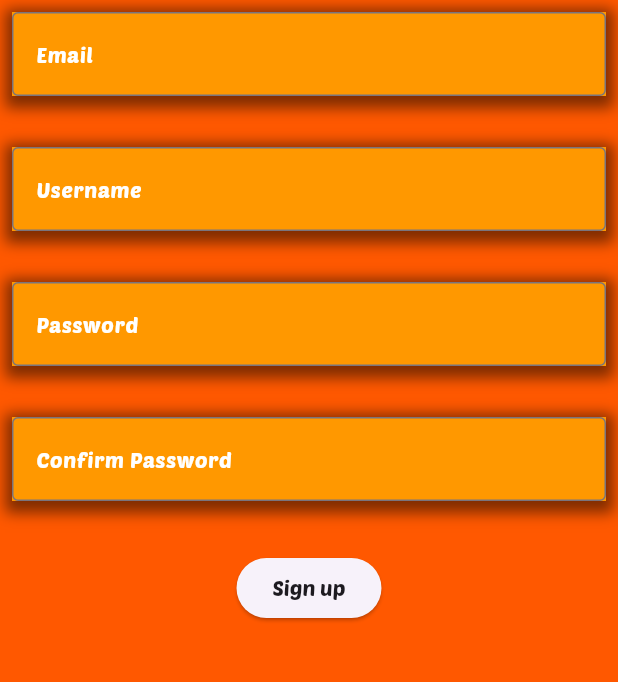
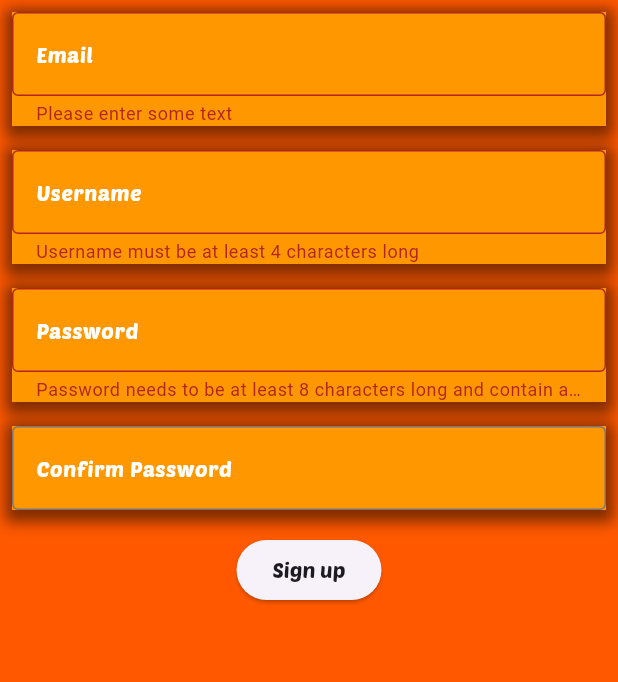
Before and after one commit to Mcfearless314/corsa-frontend, a Flutter app: the RegisterPageScreen screen opened directly, after a tap on "Sign up", on a phone screen of 412 x 824 dp, the part 84-766 px from its top. Run offline on Flutter 3.47's test engine with Material 3 defaults, Android fonts, the phone set to English and light mode, and no system bars; our stand-ins replace flutter_bloc, freezed_annotation, google_maps_flutter, location; network calls fail.

Commit message:
Updated events

```diff
--- a/lib/bloc/homepage_cubit.dart
+++ b/lib/bloc/homepage_cubit.dart
@@ -12,20 +12,18 @@ class HomepageCubit extends Cubit<HomepageState> {
 
   final BroadcastWsChannel channel;
 
-  TextEditingController usernameController = TextEditingController();
-  TextEditingController passwordController = TextEditingController();
 
   signUp() {
     emit(HomepageState.signUp());
   }
 
-  logIn() async {
+  logIn(String username, String password) async {
     emit(HomepageState.loading());
     final event = ClientEvent.clientWantsToLogIn(
-      username: usernameController.text,
-      password: passwordController.text,
+      username: username,
+      password: password,
     );
-    channel.sink.add(event.toJson());
+    channel.sink.add(jsonEncode(event.toJson()));
     final serverEventFuture = channel.stream
         .map((event) => ServerEvent.fromJson(jsonDecode(event)))
         .firstWhere((event) => event is ServerConfirmsLogin);
--- a/lib/bloc/register_cubit.dart
+++ b/lib/bloc/register_cubit.dart
@@ -1,3 +1,5 @@
+import 'dart:convert';
+
 import 'package:corsa/BroadcastWsChannel.dart';
 import 'package:corsa/bloc/register_state.dart';
 import 'package:flutter/material.dart';
@@ -6,73 +8,66 @@ import 'package:flutter_bloc/flutter_bloc.dart';
 import '../models/events.dart';
 
 class RegisterCubit extends Cubit<RegisterState> {
-  RegisterCubit(this.channel) : super(RegisterState.empty()) {
-  emailController.addListener(checkEmail);
-  usernameController.addListener(checkUsername);
-  passwordController.addListener(checkPassword);
-  confirmPasswordController.addListener(checkPasswordsMatch);
-}
+  RegisterCubit(this.channel) : super(RegisterState.empty()) {}
 
   final BroadcastWsChannel channel;
 
-  TextEditingController emailController = TextEditingController();
-  TextEditingController usernameController = TextEditingController();
-  TextEditingController passwordController = TextEditingController();
-  TextEditingController confirmPasswordController = TextEditingController();
-
-  checkEmail() {
-    if (emailController.text.contains('@')) {
+  checkEmail(String email) {
+    if (email.contains('@')) {
       emit(state.copyWith(isEmailValid: true));
     } else {
       emit(state.copyWith(isEmailValid: false));
     }
   }
 
-  checkUsername() {
-    if (usernameController.text.length > 3) {
+  checkUsername(String username) {
+    if (username.length > 3) {
       emit(state.copyWith(isUsernameValid: true));
     } else {
       emit(state.copyWith(isUsernameValid: false));
     }
   }
 
-  checkPassword() {
-    if (passwordController.text.length > 8 &&
-        passwordController.text.contains(RegExp(r'[0-9]')) &&
-        passwordController.text.contains(RegExp(r'[A-Z]'))) {
+  checkPassword(String password) {
+    if (password.length > 8 &&
+        password.contains(RegExp(r'[0-9]')) &&
+        password.contains(RegExp(r'[A-Z]'))) {
       emit(state.copyWith(isPasswordValid: true));
     } else {
       emit(state.copyWith(isPasswordValid: false));
     }
   }
 
-  checkPasswordsMatch() {
-    if (passwordController.text != confirmPasswordController.text) {
+  checkPasswordsMatch(String password, String confirmPassword) {
+    if (password != confirmPassword) {
       emit(state.copyWith(isConfirmPasswordValid: false));
     } else {
       emit(state.copyWith(isConfirmPasswordValid: true));
     }
   }
 
-  checkForm() {
-    checkEmail();
-    checkUsername();
-    checkPassword();
-    checkPasswordsMatch();
+  checkForm(
+      String email, String username, String password, String confirmPassword) {
+    checkEmail(email);
+    checkUsername(username);
+    checkPassword(password);
+    checkPasswordsMatch(password, confirmPassword);
   }
 
-  signUp() async {
-    if (state.isFormValid) {
+  signUp(String email, String username, String password) async {
     emit(state.copyWith(isSubmitting: true));
     final event = ClientEvent.clientWantsToRegister(
-        email: emailController.text,
-        username: usernameController.text,
-        password: passwordController.text,
+      Email: email,
+      Username: username,
+      Password: password,
     );
-      channel.sink.add(event.toJson());
+    channel.sink.add(jsonEncode(event.toJson()));
     final serverEventFuture = channel.stream
+    .map((event) => jsonDecode(event))
         .map((event) => ServerEvent.fromJson(event))
-          .firstWhere((event) => event is ServerConfirmsRegistration, orElse: () => throw Exception('Server did not confirm registration'));
+        .firstWhere((event) => event is ServerConfirmsRegistration,
+            orElse: () =>
+                throw Exception('Server did not confirm registration'));
     final serverEvent =
         await serverEventFuture.timeout(const Duration(seconds: 5));
     if (serverEvent is ServerConfirmsRegistration) {
@@ -82,13 +77,3 @@ class RegisterCubit extends Cubit<RegisterState> {
     }
   }
 }
-
-  @override
-  Future<void> close() {
-    emailController.dispose();
-    usernameController.dispose();
-    passwordController.dispose();
-    confirmPasswordController.dispose();
-    return super.close();
-  }
-}
--- a/lib/main.dart
+++ b/lib/main.dart
@@ -8,7 +8,7 @@ import 'BroadcastWsChannel.dart';
 
 
 void main() {
-  final wsUrl = Uri.parse('ws://10.0.2.2:8181');
+  final wsUrl = Uri.parse('ws://localhost:8181');
   final broadcastChannel = BroadcastWsChannel(wsUrl);
   runApp(Provider<BroadcastWsChannel>.value(value: broadcastChannel, child: const MyApp()));
 }
--- a/lib/models/events.dart
+++ b/lib/models/events.dart
@@ -17,14 +17,14 @@ sealed class ClientEvent with _$ClientEvent implements BaseEvent {
   }) = ClientWantsToAuthenticateWithJwt;
 
   factory ClientEvent.clientWantsToRegister({
-    required String username,
-    required String email,
-    required String password,
+    required String Username,
+    required String Email,
+    required String Password,
   }) = ClientWantsToRegister;
 
   factory ClientEvent.clientWantsToLogIn({
-    required String username,
-    required String password,
+    @JsonKey(name: 'Username') required String username,
+    @JsonKey(name: 'Password') required String password,
   }) = ClientWantsToLogIn;
 
   factory ClientEvent.clientWantsToDeleteARun({
@@ -101,13 +101,12 @@ sealed class ServerEvent with _$ServerEvent implements BaseEvent {
     required String runDeleted,
   }) = ServerConfirmsDeletionOfRun;
 
-  factory ServerEvent.serverSendsBackRunId({
-    required String runId
-  }) = ServerSendsBackRunId;
+  factory ServerEvent.serverSendsBackRunId({required String runId}) =
+      ServerSendsBackRunId;
 
   factory ServerEvent.serverConfirmsRegistration({
-    required String message,
-    required int userId,
+    @JsonKey(name: 'Message') required String message,
+    @JsonKey(name: 'UserId') required int userId,
   }) = ServerConfirmsRegistration;
 
   factory ServerEvent.serverSendsBackRunWithMap({
@@ -116,19 +115,17 @@ sealed class ServerEvent with _$ServerEvent implements BaseEvent {
   }) = ServerSendsBackRunWithMap;
 
   factory ServerEvent.serverConfirmsLogin({
-    required String message,
-    required Object token,
-    required int userId,
+    @JsonKey(name: 'Message') required String message,
+    @JsonKey(name: 'Token') required Object token,
+    @JsonKey(name: 'UserId') required int userId,
   }) = ServerConfirmsLogin;
 
   factory ServerEvent.serverDeniesLogin({
     required String message,
   }) = ServerDeniesLogin;
 
-  factory ServerEvent.serverSendsBackFullRunInfo({
-    required RunInfoWithMap runInfoWithMap
-  }) = ServerSendsBackFullRunInfo;
-
+  factory ServerEvent.serverSendsBackFullRunInfo(
+      {required RunInfoWithMap runInfoWithMap}) = ServerSendsBackFullRunInfo;
 
   factory ServerEvent.fromJson(Map<String, dynamic> json) =>
       _$ServerEventFromJson(json);
--- a/lib/ui/homepage_screen.dart
+++ b/lib/ui/homepage_screen.dart
@@ -7,8 +7,16 @@ import '../BroadcastWsChannel.dart';
 import '../bloc/homepage_cubit.dart';
 import '../bloc/homepage_state.dart';
 
-class HomePageScreen extends StatelessWidget {
+class HomePageScreen extends StatefulWidget {
   const HomePageScreen({super.key});
+
+  @override
+  State<HomePageScreen> createState() => _HomePageScreenState();
+}
+
+class _HomePageScreenState extends State<HomePageScreen> {
+  TextEditingController usernameController = TextEditingController();
+  TextEditingController passwordController = TextEditingController();
 
   @override
   Widget build(BuildContext context) {
@@ -60,7 +68,7 @@ class HomePageScreen extends StatelessWidget {
                         style: const TextStyle(
                             color: Colors.white, fontFamily: 'PoetsenOne'),
                         controller:
-                            context.read<HomepageCubit>().usernameController,
+                            usernameController,
                         decoration: const InputDecoration(
                           border: OutlineInputBorder(),
                           hintText: 'Username',
@@ -90,7 +98,7 @@ class HomePageScreen extends StatelessWidget {
                         style: const TextStyle(
                             color: Colors.white, fontFamily: 'PoetsenOne'),
                         controller:
-                            context.read<HomepageCubit>().passwordController,
+                            passwordController,
                         obscureText: true,
                         decoration: const InputDecoration(
                             border: OutlineInputBorder(),
@@ -108,7 +116,7 @@ class HomePageScreen extends StatelessWidget {
                       Padding(
                         padding: const EdgeInsets.all(8.0),
                         child: ElevatedButton(
-                          onPressed: () => context.read<HomepageCubit>().logIn(),
+                          onPressed: () => context.read<HomepageCubit>().logIn(usernameController.text, passwordController.text),
                           child: Text("Login",
                               style: Theme.of(context).textTheme.displaySmall),
                         ),
--- a/lib/ui/registerpage_screen.dart
+++ b/lib/ui/registerpage_screen.dart
@@ -6,8 +6,20 @@ import 'package:flutter_bloc/flutter_bloc.dart';
 import '../BroadcastWsChannel.dart';
 import '../bloc/register_state.dart';
 
-class RegisterPageScreen extends StatelessWidget {
+class RegisterPageScreen extends StatefulWidget {
   const RegisterPageScreen({super.key});
+
+  @override
+  State<RegisterPageScreen> createState() => _RegisterPageScreenState();
+}
+
+class _RegisterPageScreenState extends State<RegisterPageScreen> {
+  TextEditingController emailController = TextEditingController();
+  TextEditingController usernameController = TextEditingController();
+  TextEditingController passwordController = TextEditingController();
+  TextEditingController confirmPasswordController = TextEditingController();
+
+  final _formKey = GlobalKey<FormState>();
 
   @override
   Widget build(BuildContext context) {
@@ -38,7 +50,9 @@ class RegisterPageScreen extends StatelessWidget {
                       color: Colors.white)),
               centerTitle: true,
             ),
-            body: Column(
+            body: Form(
+              key: _formKey,
+              child: Column(
                 children: [
                   Padding(
                     padding: const EdgeInsets.all(8.0),
@@ -54,8 +68,9 @@ class RegisterPageScreen extends StatelessWidget {
                           ),
                         ],
                       ),
-                    child: TextField(
-                      controller: context.read<RegisterCubit>().emailController,
+                      child: TextFormField(
+                        controller: emailController,
+                        validator: validateEmail,
                         style: const TextStyle(
                             color: Colors.white, fontFamily: 'PoetsenOne'),
                         decoration: const InputDecoration(
@@ -68,18 +83,6 @@ class RegisterPageScreen extends StatelessWidget {
                         ),
                       ),
                     ),
-                ),
-                Text(
-                  state.isEmailValid == null
-                      ? ''
-                      : state.isEmailValid!
-                          ? 'Email is valid'
-                          : 'Email is not valid',
-                  style: const TextStyle(
-                      color: Colors.white,
-                      fontSize: 12.0,
-                      fontFamily: 'PoetsenOne',
-                      fontWeight: FontWeight.bold),
                   ),
                   Padding(
                     padding: const EdgeInsets.all(8.0),
@@ -95,9 +98,9 @@ class RegisterPageScreen extends StatelessWidget {
                           ),
                         ],
                       ),
-                    child: TextField(
-                      controller:
-                          context.read<RegisterCubit>().usernameController,
+                      child: TextFormField(
+                        validator: validateUsername,
+                        controller: usernameController,
                         style: const TextStyle(
                             color: Colors.white, fontFamily: 'PoetsenOne'),
                         decoration: const InputDecoration(
@@ -110,18 +113,6 @@ class RegisterPageScreen extends StatelessWidget {
                         ),
                       ),
                     ),
-                ),
-                Text(
-                  state.isUsernameValid == null
-                      ? ''
-                      : state.isUsernameValid!
-                          ? 'Username is valid'
-                          : 'Username is not valid',
-                  style: const TextStyle(
-                      color: Colors.white,
-                      fontSize: 12.0,
-                      fontFamily: 'PoetsenOne',
-                      fontWeight: FontWeight.bold),
                   ),
                   Padding(
                     padding: const EdgeInsets.all(8.0),
@@ -137,10 +128,10 @@ class RegisterPageScreen extends StatelessWidget {
                           ),
                         ],
                       ),
-                    child: TextField(
+                      child: TextFormField(
                         obscureText: true,
-                      controller:
-                          context.read<RegisterCubit>().passwordController,
+                        controller: passwordController,
+                        validator: validatePassword,
                         style: const TextStyle(
                             color: Colors.white, fontFamily: 'PoetsenOne'),
                         decoration: const InputDecoration(
@@ -153,18 +144,6 @@ class RegisterPageScreen extends StatelessWidget {
                         ),
                       ),
                     ),
-                ),
-                Text(
-                  textAlign: TextAlign.center,
-                  state.isPasswordValid == null
-                      ? ''
-                      : state.isPasswordValid!
-                          ? 'Password is valid'
-                          : 'Password needs to be at least 8 characters long and contain at least 1 upper case letter from A-Z and a number',                style: const TextStyle(
-                      color: Colors.white,
-                      fontSize: 12.0,
-                      fontFamily: 'PoetsenOne',
-                      fontWeight: FontWeight.bold),
                   ),
                   Padding(
                     padding: const EdgeInsets.all(8.0),
@@ -180,11 +159,10 @@ class RegisterPageScreen extends StatelessWidget {
                           ),
                         ],
                       ),
-                    child: TextField(
+                      child: TextFormField(
                         obscureText: true,
-                      controller: context
-                          .read<RegisterCubit>()
-                          .confirmPasswordController,
+                        controller: confirmPasswordController,
+                        validator: validateConfirmPassword,
                         style: const TextStyle(
                             color: Colors.white, fontFamily: 'PoetsenOne'),
                         decoration: const InputDecoration(
@@ -198,35 +176,62 @@ class RegisterPageScreen extends StatelessWidget {
                       ),
                     ),
                   ),
-                Text(
-                  state.isConfirmPasswordValid == null
-                      ? ''
-                      : state.isConfirmPasswordValid!
-                          ? 'Passwords match'
-                          : 'Password does not match',
-                  style: const TextStyle(
-                      color: Colors.white,
-                      fontSize: 12.0,
-                      fontFamily: 'PoetsenOne',
-                      fontWeight: FontWeight.bold),
-                ),
                   Row(
                     mainAxisAlignment: MainAxisAlignment.center,
                     children: [
                       Padding(
                         padding: const EdgeInsets.all(8.0),
                         child: ElevatedButton(
-                          onPressed: context.read<RegisterCubit>().signUp,
+                            onPressed: () {
+                              if (_formKey.currentState!.validate()) {
+                                context.read<RegisterCubit>().signUp(
+                                    emailController.text,
+                                    usernameController.text,
+                                    passwordController.text);
+                              }
+                            },
                             child: Text("Sign up",
-                              style: Theme.of(context).textTheme.displaySmall)),
+                                style:
+                                    Theme.of(context).textTheme.displaySmall)),
                       ),
                     ],
                   ),
                 ],
+              ),
             ),
           );
         },
       ),
     );
   }
+
+  String? validateUsername(value) {
+    if ((value ?? "").length > 3) {
+      return null;
     }
+    return 'Username must be at least 4 characters long';
+  }
+
+  String? validatePassword(value) {
+    if ((value ?? "").length > 8 &&
+        ((value ?? "").contains(RegExp(r'[0-9]'))) &&
+        ((value ?? "").contains(RegExp(r'[A-Z]')))) {
+      return null;
+    }
+    return 'Password needs to be at least 8 characters long and contain at least 1 upper case letter from A-Z and a number';
+  }
+
+  String? validateEmail(value) {
+    if ((value ?? "").contains('@')) {
+      return null;
+    }
+    return 'Please enter some text';
+  }
+
+  String? validateConfirmPassword(value) {
+    if (value == passwordController.text) {
+      return null;
+    }
+    return 'Passwords do not match';
+  }
+}
--- a/lib/ui/userpage_screen.dart
+++ b/lib/ui/userpage_screen.dart
@@ -20,6 +20,10 @@ class _UserPageScreenState extends State<UserPageScreen> {
   @override
   void initState() {
     super.initState();
+    Location.instance.requestPermission().then((status) {
+      controller.add(status);
+    });
+    /*
     Location.instance.hasPermission().then((status) {
       controller.add(status);
     }).then((value) => {
@@ -29,15 +33,17 @@ class _UserPageScreenState extends State<UserPageScreen> {
         })
       }
     });
+
+     */
   }
 
   @override
   Widget build(BuildContext context) {
     return StreamBuilder<PermissionStatus>(
-      stream: null,
+      stream: controller.stream,
       builder: (context, snapshot) {
         if (!snapshot.hasData) {
-          return const CircularProgressIndicator();
+          return Center(child: const CircularProgressIndicator());
         }
         else if (snapshot.data == PermissionStatus.granted) {
           return RunList(userId: widget.userId);
```
Also changed, not shown: lib/models/events.freezed.dart, lib/models/events.g.dart, pubspec.lock. Lines whose indentation alone changed are shown as unchanged.
